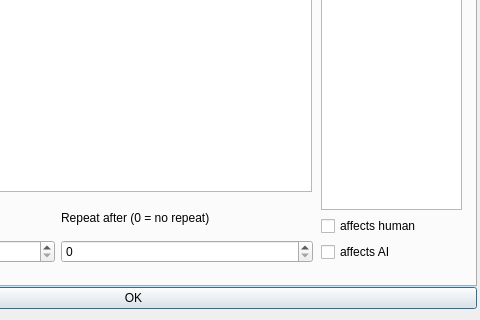
First picture: the form in mapeditor/inspector/towneventdialog.ui, repository vcmi/vcmi, before the edit; both pictures show x 213 to 693 and y 205 to 525 of the 693 by 525 pixel window.
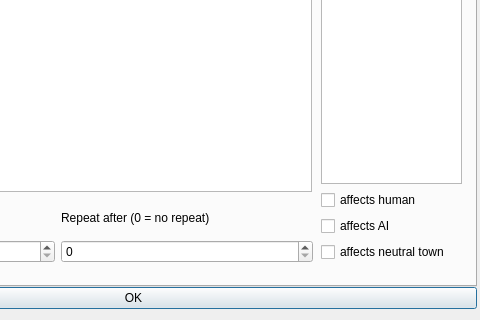
Second picture: the form after the edit.

Commit message: Support HotA town events that affect neutral towns

```diff
--- a/mapeditor/inspector/towneventdialog.ui
+++ b/mapeditor/inspector/towneventdialog.ui
@@ -158,6 +158,13 @@
           </item>
          </layout>
         </item>
+        <item>
+         <widget class="QCheckBox" name="eventAffectsNeutral">
+          <property name="text">
+           <string>affects neutral town</string>
+          </property>
+         </widget>
+        </item>
        </layout>
       </widget>
      </widget>
```
The commit also changes 10 other files.
